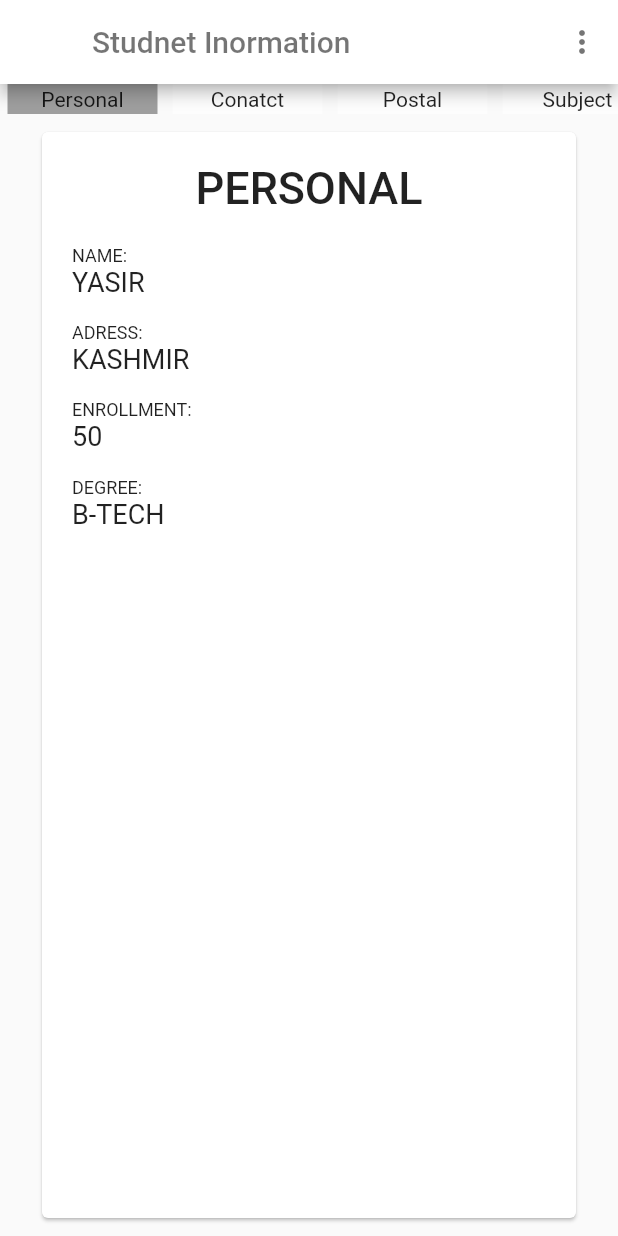
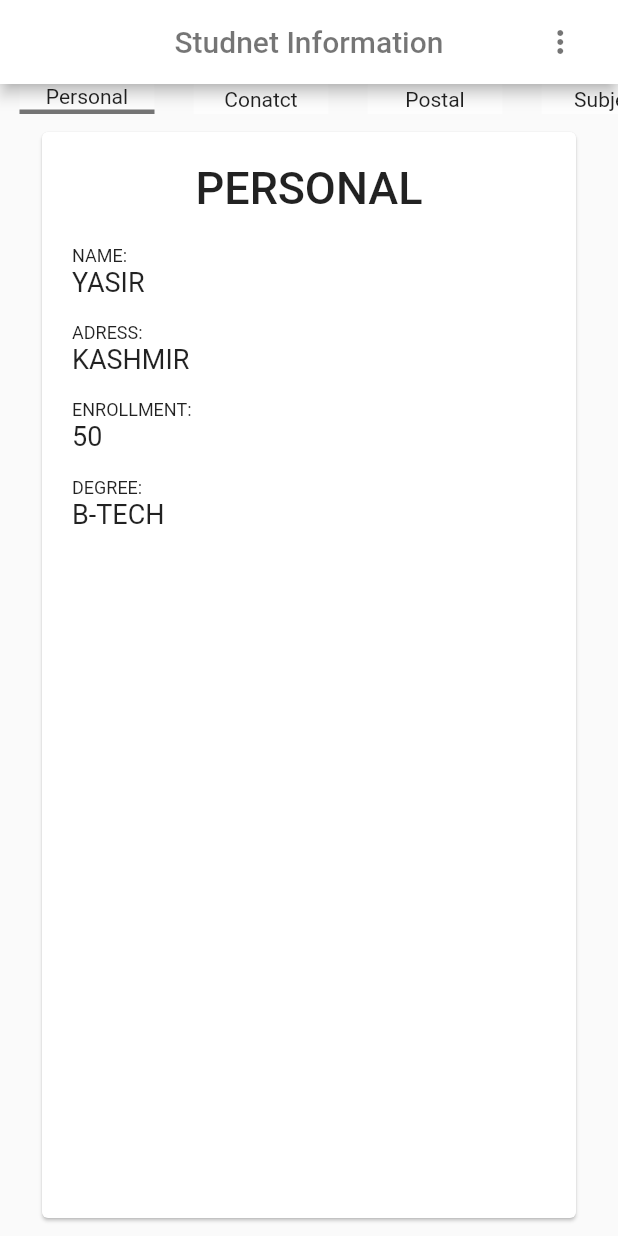
Before and after one commit to AccretionDevs/student_app, a Flutter app: the InfoComponent screen opened directly, on a phone screen of 412 x 824 dp. Run offline on Flutter 3.47's test engine with Material 2 defaults, Android fonts, the phone set to English and light mode, and no system bars; our stand-ins replace shared_preferences; accounts and stored records are empty; Roboto replaces fonts that are missing (Quicksand).

Commit message:
Modify AppBar

```diff
--- a/lib/components/Upper.dart
+++ b/lib/components/Upper.dart
@@ -43,10 +43,9 @@ class _UpperState extends State<Upper> {
               },
             )
           : null,
+      centerTitle: true,
       title: Container(
-        margin: ((back == true)
-            ? EdgeInsets.only(left: MediaQuery.of(context).size.width * 0.03)
-            : EdgeInsets.only(left: MediaQuery.of(context).size.width * 0.11)),
+
         child: Text(
           '${title}',
           style: TextStyle(
@@ -54,8 +53,11 @@ class _UpperState extends State<Upper> {
           ),
         ),
       ),
+
       actions: <Widget>[
-        PopupMenuButton<String>(
+        Container(
+          margin: EdgeInsets.only(right: MediaQuery.of(context).size.width*0.035,),
+          child: PopupMenuButton<String>(
             // onSelected: handleClick,
             itemBuilder: (BuildContext context) {
               return <PopupMenuEntry<String>>[
@@ -83,6 +85,7 @@ class _UpperState extends State<Upper> {
               ];
             },
           ),
+        ),
       ],
     );
   }
--- a/lib/components/info_component.dart
+++ b/lib/components/info_component.dart
@@ -14,6 +14,7 @@ class _InfoComponentState extends State<InfoComponent> {
   pageChanged(int t) {
     setState(() {
       item = t;
+
     });
   }
 
@@ -21,7 +22,7 @@ class _InfoComponentState extends State<InfoComponent> {
     initialPage: 0,
   );
 
-  String title = "Studnet Inormation";
+  String title = "Studnet Information";
   List<Map<String, dynamic>> res = [
     {
       "title": "Personal",
@@ -73,9 +74,9 @@ class _InfoComponentState extends State<InfoComponent> {
         bottomOpacity: 20,
         foregroundColor: Colors.black54,
         automaticallyImplyLeading: false,
+        centerTitle: true,
         title: Container(
-          margin:
-              EdgeInsets.only(left: MediaQuery.of(context).size.width * 0.11),
+
           child: Text(
             '${title}',
             style: TextStyle(
@@ -84,7 +85,9 @@ class _InfoComponentState extends State<InfoComponent> {
           ),
         ),
         actions: <Widget>[
-          PopupMenuButton<String>(
+          Container(
+            margin: EdgeInsets.only(right: MediaQuery.of(context).size.width*0.035,),
+            child: PopupMenuButton<String>(
               // onSelected: handleClick,
               itemBuilder: (BuildContext context) {
                 return <PopupMenuEntry<String>>[
@@ -105,12 +108,13 @@ class _InfoComponentState extends State<InfoComponent> {
                 ];
               },
             ),
+          ),
         ],
       ),
       body: Column(
         children: [
           // PageIndicator(currentValue: item,),
-          buildBottomNav(),
+          heading(),
 
           Expanded(
             child: PageView(
@@ -131,7 +135,7 @@ class _InfoComponentState extends State<InfoComponent> {
     );
   }
 
-  Widget buildBottomNav() {
+  Widget heading() {
     return SingleChildScrollView(
       scrollDirection: Axis.horizontal,
       child: Row(
@@ -139,11 +143,11 @@ class _InfoComponentState extends State<InfoComponent> {
         children: List.generate(
             4,
             (index) => Padding(
-                  padding: const EdgeInsets.symmetric(horizontal: 5),
+                  padding: const EdgeInsets.symmetric(horizontal:13 ),
                   child: AnimatedContainer(
                     curve: Curves.easeInCubic,
                     duration: const Duration(milliseconds: 500),
-                    width: 100,
+                    width: 90,
                     height: 20,
                     child: index == 0
                         ? GestureDetector(
@@ -180,7 +184,14 @@ class _InfoComponentState extends State<InfoComponent> {
                                         child: Center(child: Text("Subject")))
                                     : Center(child: Text("")),
                     decoration: BoxDecoration(
-                      color: item == index ? Colors.grey : Colors.white54,
+                      border: Border(
+
+                        bottom:item ==  index ? BorderSide(
+                            width: 3.0,
+                                color: Colors.black54,
+                        ):BorderSide(width: 0,color:Colors.transparent,),
+                      ),
+                      color:  Colors.white54,
                       // borderRadius: BorderRadius.circular(20)
                     ),
                   ),
```
Lines whose indentation alone changed are shown as unchanged.
